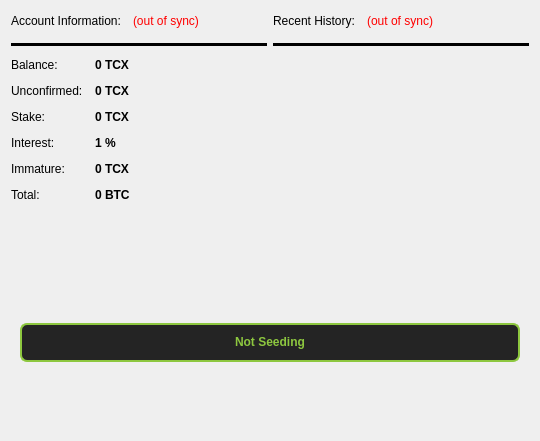
This is src/qt/forms/overviewpage.ui in TRCTeam/TCX as Qt 5 draws it before an edit. The edited form follows.
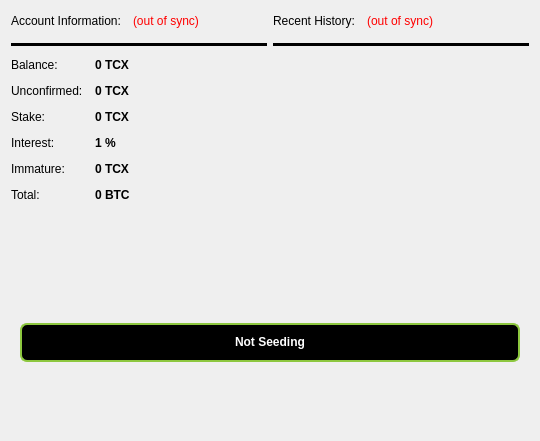
This is the edited form.

Commit message:
Visual Stake Proportions
Visual Stake Proportions

Diff of the .ui file:
```diff
--- a/src/qt/forms/overviewpage.ui
+++ b/src/qt/forms/overviewpage.ui
@@ -932,14 +932,14 @@
 QProgressBar {
      border: 2px solid #8dc73f;
      border-radius: 7px;
-  	background-color: #242424;
+  	background-color: #000000;
 	text-align: center;
-	color: rgb(141, 199, 63);
+	color: rgb(255, 255, 255);
 	height: 35px;
  }
 
  QProgressBar::chunk {
-	background: rgba(141, 199, 63, 1);
+	background: rgba(141, 199, 63, 255);
      width: 20px;
  }</string>
         </property>
```
The commit also changes 1 other file.
